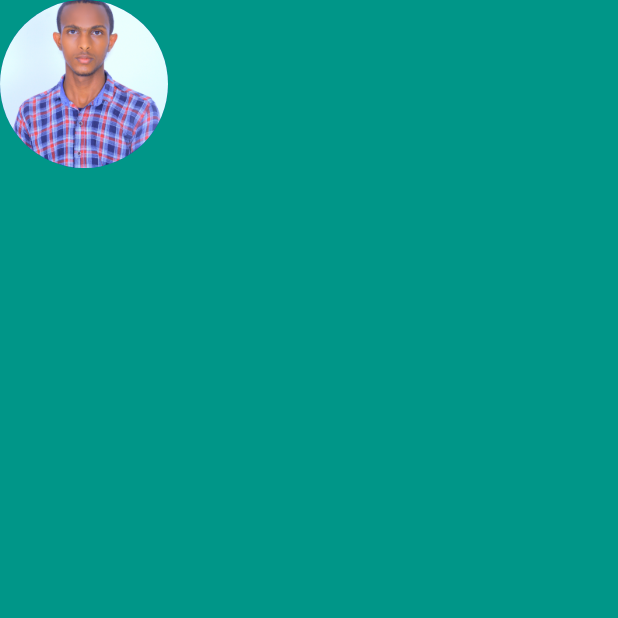
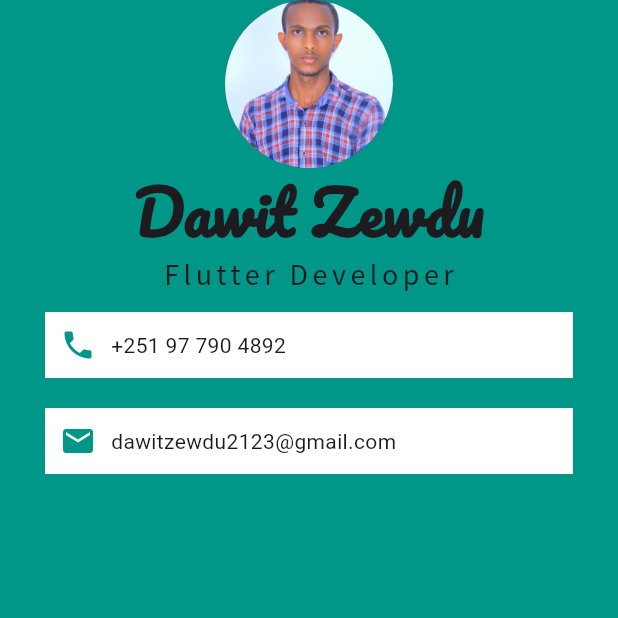
Before and after one commit to dawit2123/Flutter-Projects, a Flutter app: the screen it shows after launch, on a phone screen of 412 x 824 dp, the top half of it. Run offline on Flutter 3.47's test engine with Material 3 defaults, Android fonts, the phone set to English and light mode, and no system bars; missing offline and left inert: dart:html.

Commit message:
basic layout of the mi_card flutter app done

```diff
--- a/mi_card/lib/main.dart
+++ b/mi_card/lib/main.dart
@@ -1,5 +1,10 @@
 // ignore_for_file: prefer_const_constructors
+import 'dart:html';
+import 'dart:math';
+
 import 'package:flutter/material.dart';
+import 'package:flutter/rendering.dart';
+import 'package:flutter/widgets.dart';
 
 void main() {
   runApp(MyApp());
@@ -9,21 +14,68 @@ class MyApp extends StatelessWidget {
   @override
   Widget build(BuildContext context) {
     return MaterialApp(
-      theme: ThemeData(fontFamily: 'KodeMono'),
+      theme: ThemeData(fontFamily: 'Roboto'),
       home: Scaffold(
           backgroundColor: Colors.teal,
-          body: SafeArea(
-              child: Column(
-            children: <Widget>[
-              Container(
-                child: CircleAvatar(
+          body: Center(
+            child: SafeArea(
+                child: Column(
+              children: <Widget>[
+                CircleAvatar(
                   backgroundColor: Colors.blue[900],
                   radius: 56.0,
                   backgroundImage: AssetImage('images/dawit_zewdu.jpg'),
                 ),
-              )
-            ],
-          ))),
+                Text(
+                  'Dawit Zewdu',
+                  style: TextStyle(
+                    fontWeight: FontWeight.bold,
+                    fontSize: 40.0,
+                    fontFamily: 'Pacifico',
+                  ),
+                ),
+                Text(
+                  'Flutter Developer',
+                  style: TextStyle(
+                    fontFamily: 'Source Sans Pro',
+                    fontSize: 20.0,
+                    letterSpacing: 3.0,
+                  ),
+                ),
+                //container for the phone number and email
+                Container(
+                  color: Colors.white,
+                  margin: EdgeInsets.fromLTRB(30.0, 10.0, 30.0, 10.0),
+                  padding: EdgeInsets.all(10.0),
+                  child: Row(
+                    children: <Widget>[
+                      Icon(
+                        Icons.phone,
+                        color: Colors.teal,
+                      ),
+                      SizedBox(width: 10.0),
+                      Text('+251 97 790 4892'),
+                    ],
+                  ),
+                ),
+                Container(
+                  color: Colors.white,
+                  margin: EdgeInsets.fromLTRB(30.0, 10.0, 30.0, 10.0),
+                  padding: EdgeInsets.all(10.0),
+                  child: Row(
+                    children: <Widget>[
+                      Icon(
+                        Icons.email,
+                        color: Colors.teal,
+                      ),
+                      SizedBox(width: 10.0),
+                      Text('dawitzewdu2123@gmail.com')
+                    ],
+                  ),
+                ),
+              ],
+            )),
+          )),
     );
   }
 }
```
Also changed, not shown: mi_card/pubspec.yaml (+8 -2 lines), mi_card/fonts/Pacifico-Regular.ttf (added), mi_card/fonts/SourceSansPro-Regular.ttf (added).
